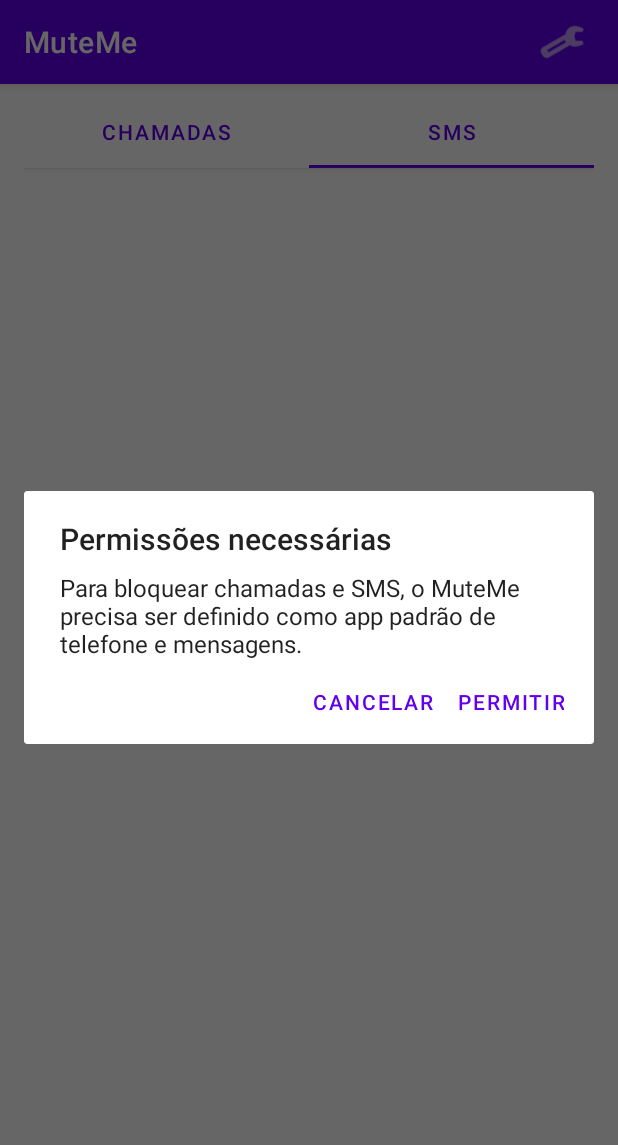
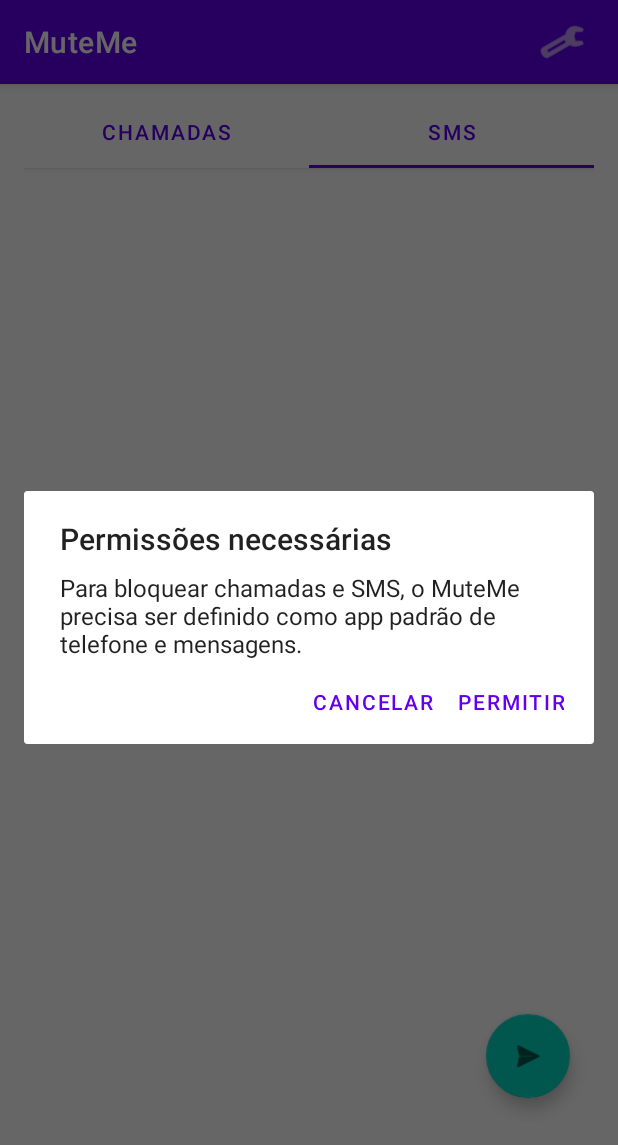
Before and after one commit to alexismoura/Mute-me, an Android app built with Jetpack Compose: the screen it shows after launch (MainActivity), tab 2 chosen, on a phone screen of 412 x 824 dp. Shown: the top 1145 px of the screen. Run offline under Robolectric (Android 15) with nearby library versions, the phone set to English and light mode, and no system bars; our stand-ins replace AdMob, Room's generated code.

Commit message:
Add Button Novo

```diff
--- a/app/src/main/java/com/dragsystem/muteme/ui/fragment/HistoricoChamadasFragment.kt
+++ b/app/src/main/java/com/dragsystem/muteme/ui/fragment/HistoricoChamadasFragment.kt
@@ -1,5 +1,7 @@
 package com.dragsystem.muteme.ui.fragment
 
+import android.content.Intent
+import android.net.Uri
 import android.os.Bundle
 import android.view.LayoutInflater
 import android.view.View
@@ -11,6 +13,7 @@ import com.dragsystem.muteme.MainActivity
 import com.dragsystem.muteme.R
 import com.dragsystem.muteme.data.AppDatabase
 import com.dragsystem.muteme.data.entity.ChamadaEntity
+import com.google.android.material.floatingactionbutton.FloatingActionButton
 import java.text.SimpleDateFormat
 import java.util.Locale
 
@@ -27,6 +30,16 @@ class HistoricoChamadasFragment : Fragment() {
         // Infla o layout
         val view: View = inflater.inflate(R.layout.fragment_lista, container, false)
         val listView = view.findViewById<ListView>(R.id.listView)
+        val fab = view.findViewById<FloatingActionButton>(R.id.fab_novo)
+
+        // Configurar o FAB para chamadas
+        fab.setImageResource(android.R.drawable.ic_menu_call)
+        fab.setOnClickListener {
+            val intent = Intent(Intent.ACTION_DIAL).apply {
+                flags = Intent.FLAG_ACTIVITY_NEW_TASK
+            }
+            startActivity(intent)
+        }
 
         // Dados fictícios para exibição
         val db = AppDatabase.getInstance(requireContext())
--- a/app/src/main/java/com/dragsystem/muteme/ui/fragment/HistoricoSMSFragment.kt
+++ b/app/src/main/java/com/dragsystem/muteme/ui/fragment/HistoricoSMSFragment.kt
@@ -13,6 +13,7 @@ import com.dragsystem.muteme.R
 import com.dragsystem.muteme.data.AppDatabase
 import com.dragsystem.muteme.data.entity.ChamadaEntity
 import com.dragsystem.muteme.data.entity.SmsEntity
+import com.google.android.material.floatingactionbutton.FloatingActionButton
 import java.text.SimpleDateFormat
 import java.util.Locale
 
@@ -29,6 +30,14 @@ class HistoricoSMSFragment : Fragment() {
         val view: View = inflater.inflate(R.layout.fragment_lista, container, false)
 
         val listView = view.findViewById<ListView>(R.id.listView)
+        val fab = view.findViewById<FloatingActionButton>(R.id.fab_novo)
+
+        // Configurar o FAB para SMS
+        fab.setImageResource(android.R.drawable.ic_menu_send)
+        fab.setOnClickListener {
+            val fragment = ConversaSmsFragment.novaInstancia("")
+            MainActivity.exibirFragmento(fragment)
+        }
 
         // Lista fictícia de SMS
         val db = AppDatabase.getInstance(requireContext())
--- a/app/src/main/res/layout/fragment_lista.xml
+++ b/app/src/main/res/layout/fragment_lista.xml
@@ -1,5 +1,6 @@
 <?xml version="1.0" encoding="utf-8"?>
-<FrameLayout xmlns:android="http://schemas.android.com/apk/res/android"
+<androidx.coordinatorlayout.widget.CoordinatorLayout xmlns:android="http://schemas.android.com/apk/res/android"
+    xmlns:app="http://schemas.android.com/apk/res-auto"
     android:layout_width="match_parent"
     android:layout_height="match_parent">
 
@@ -9,4 +10,14 @@
         android:layout_height="match_parent"
         android:divider="@android:color/darker_gray"
         android:dividerHeight="1dp" />
-</FrameLayout>
+
+    <com.google.android.material.floatingactionbutton.FloatingActionButton
+        android:id="@+id/fab_novo"
+        android:layout_width="wrap_content"
+        android:layout_height="wrap_content"
+        android:layout_gravity="bottom|end"
+        android:layout_margin="16dp"
+        android:contentDescription="@string/novo_sms"
+        app:srcCompat="@android:drawable/ic_menu_call" />
+
+</androidx.coordinatorlayout.widget.CoordinatorLayout>
--- a/app/src/main/res/values/strings.xml
+++ b/app/src/main/res/values/strings.xml
@@ -1,6 +1,7 @@
 <resources>
     <string name="app_name">MuteMe</string>
     <string name="title_activity_settings">SettingsActivity</string>
+    <string name="novo_sms">Novo SMS</string>
 
     <!-- Preference Titles -->
     <string name="messages_header">Messages</string>
```
